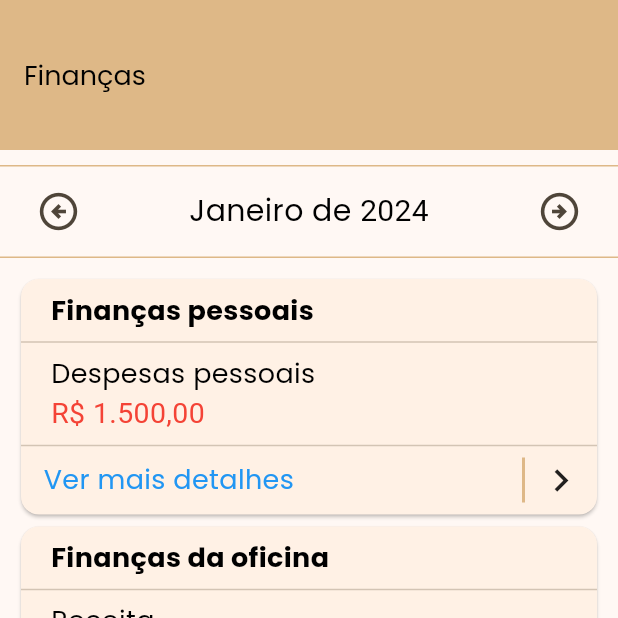
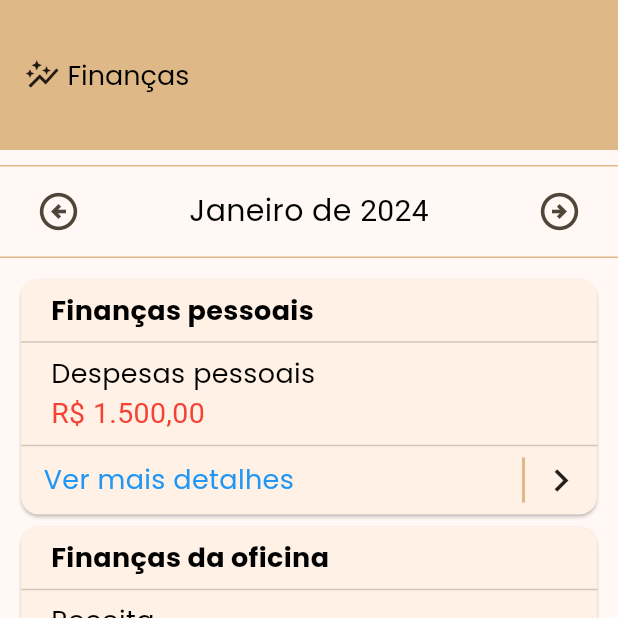
Before and after one commit to Jo-Analyst/js-budget, a Flutter app: the screen it shows after launch, swiped to page 2, on a phone screen of 412 x 824 dp, the top half of it. Run offline on Flutter 3.47's test engine with Material 3 defaults, Android fonts, the phone set to English and light mode, and no system bars; our stand-ins replace font_awesome_flutter, sqflite; accounts and stored records are empty; Roboto replaces fonts that are missing (Anta).

Commit message:
começando a construção da tela do menu

```diff
--- a/lib/main.dart
+++ b/lib/main.dart
@@ -2,6 +2,7 @@ import 'package:flutter/material.dart';
 import 'package:js_budget/src/app/app.dart';
 import 'package:js_budget/src/pages/home/budget_details/budget_details_page.dart';
 import 'package:js_budget/src/pages/splash_page.dart';
+import 'package:js_budget/src/pages/summary/summary_page.dart';
 import 'package:js_budget/src/routes/route.dart';
 import 'package:js_budget/src/themes/light_theme.dart';
 
@@ -22,6 +23,7 @@ class MyApp extends StatelessWidget {
         RouterPage.myApp: (_) => const App(),
         RouterPage.splash: (_) => const SplashPage(),
         RouterPage.budgeDetails: (_) => const BudgetDetailsPage(),
+        RouterPage.summary: (_) => const SummaryPage(),
       },
     );
   }
--- a/lib/src/app/app.dart
+++ b/lib/src/app/app.dart
@@ -1,7 +1,7 @@
 import 'package:flutter/material.dart';
 import 'package:js_budget/src/pages/finance/finance_page.dart';
 import 'package:js_budget/src/pages/home/home_page.dart';
-import 'package:js_budget/src/pages/summary/summary_page.dart';
+import 'package:js_budget/src/pages/menu/menu_page.dart';
 import 'package:js_budget/src/app/widgets/bottom_navigation_bar_item_widget.dart';
 import 'package:js_budget/src/themes/light_theme.dart';
 
@@ -37,7 +37,7 @@ class _AppState extends State<App> {
         children: const [
           HomePage(),
           FinancePage(),
-          SummaryPage(),
+          MenuPage(),
         ],
       ),
       bottomNavigationBar: BottomNavigationBar(
--- a/lib/src/pages/finance/finance_page.dart
+++ b/lib/src/pages/finance/finance_page.dart
@@ -11,7 +11,15 @@ class FinancePage extends StatelessWidget {
     var theme = Theme.of(context);
     return Scaffold(
       appBar: AppBar(
-        title: const Text('Finanças'),
+        title: const Row(
+          children: [
+            Icon(Icons.auto_graph),
+            SizedBox(
+              width: 5,
+            ),
+            Text('Finanças'),
+          ],
+        ),
       ),
       body: Column(
         children: [
@@ -61,29 +69,34 @@ class FinancePage extends StatelessWidget {
               horizontal: 10,
             ),
             width: double.infinity,
-            child: const Card(
+            child: Card(
               child: Padding(
-                padding: EdgeInsets.symmetric(vertical: 8.0),
+                padding: const EdgeInsets.symmetric(vertical: 8.0),
                 child: Column(
                   crossAxisAlignment: CrossAxisAlignment.stretch,
                   children: [
-                    Padding(
+                    const Padding(
                       padding: EdgeInsets.only(left: 20),
                       child: Text(
                         'Finanças pessoais',
                         style: textStyleSmallFontWeight,
                       ),
                     ),
-                    Divider(),
-                    FinacialLastWidget(
+                    const Divider(),
+                    const FinacialLastWidget(
                       title: 'Despesas pessoais',
                       value: 1500,
                       textColor: Colors.red,
                     ),
-                    Divider(),
+                    const Divider(),
                     Padding(
-                      padding: EdgeInsets.only(left: 15),
-                      child: MoreDetailsWidget(),
+                      padding: const EdgeInsets.only(left: 15),
+                      child: GestureDetector(
+                        onTap: () {
+                          Navigator.of(context).pushNamed('/summary');
+                        },
+                        child: const MoreDetailsWidget(),
+                      ),
                     ),
                   ],
                 ),
--- a/lib/src/routes/route.dart
+++ b/lib/src/routes/route.dart
@@ -2,4 +2,5 @@ class RouterPage {
   static const myApp = '/my-app';
   static const splash = '/';
   static const budgeDetails = '/budge-details';
+  static const summary = '/summary';
 }
```
Also changed, not shown: lib/src/pages/menu/menu_page.dart (added, +27 -0 lines), lib/src/pages/menu/widgets/custom_expansion_tile_widget.dart (added, +44 -0 lines).
